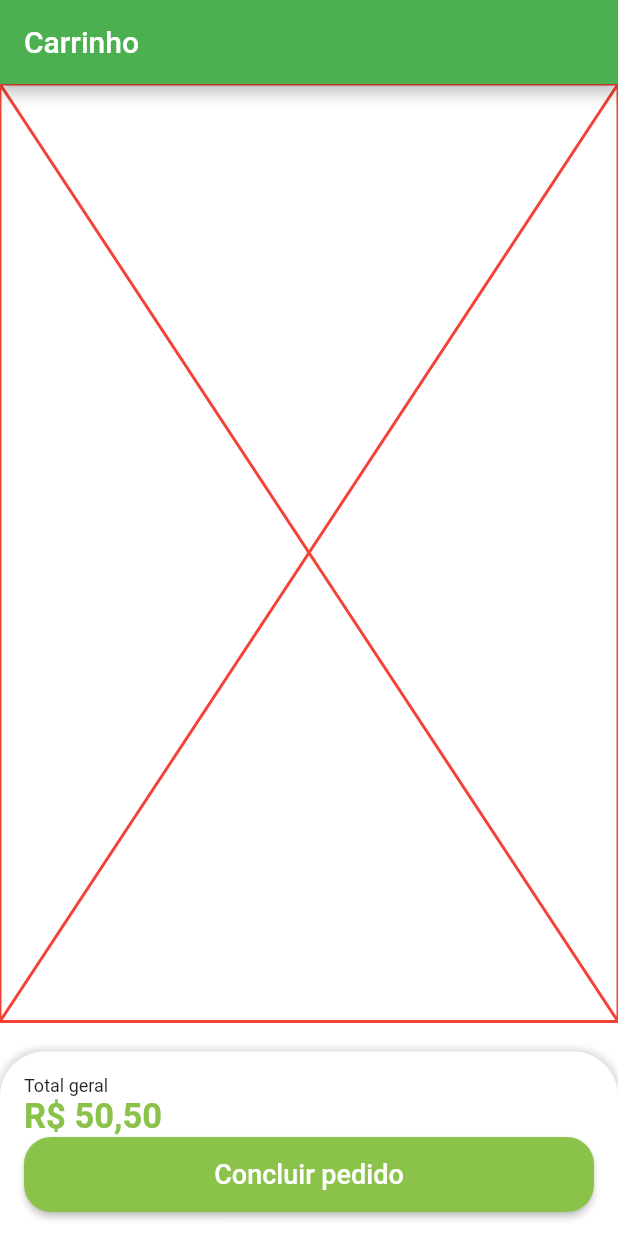
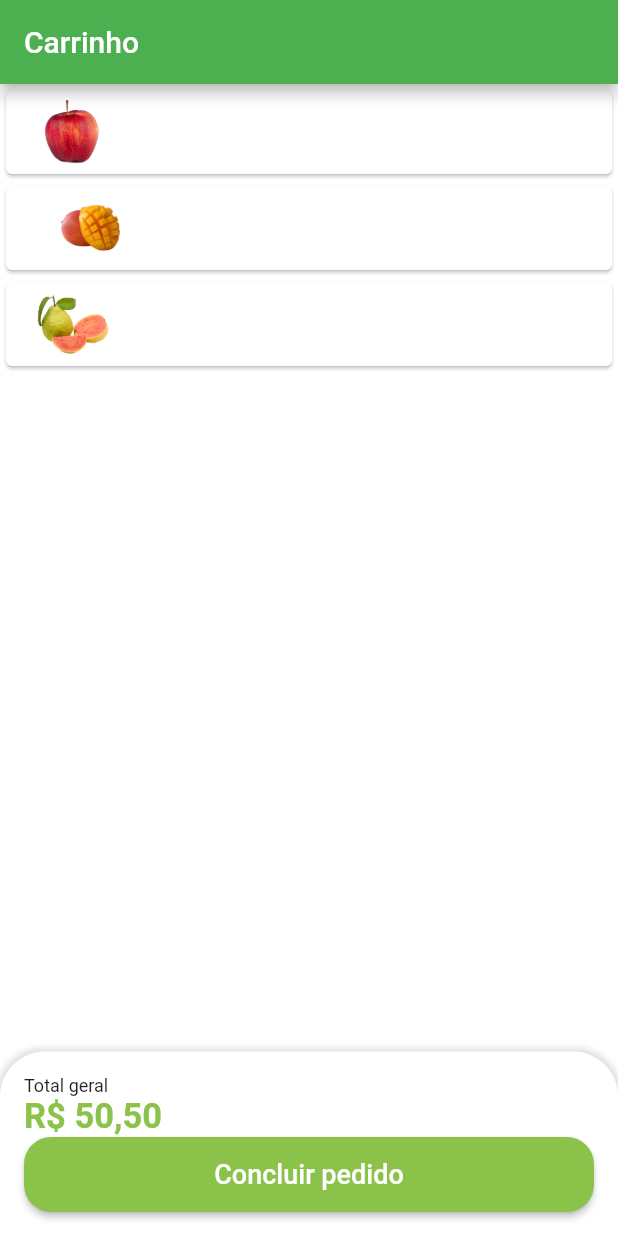
Before and after one commit to thomasbalmant/appQuitanda, a Flutter app: the CartTab screen opened directly, on a phone screen of 412 x 824 dp. Run offline on Flutter 3.47's test engine with Material 2 defaults, Android fonts, the phone set to English and light mode, and no system bars; our stand-ins replace animated_text_kit, badges, mask_text_input_formatter.

Commit message:
cart itens component

```diff
--- a/lib/src/pages/cart/cart_tab.dart
+++ b/lib/src/pages/cart/cart_tab.dart
@@ -1,6 +1,8 @@
 import 'package:flutter/material.dart';
 import 'package:quitanda_getx/src/config/custom_colors.dart';
+import 'package:quitanda_getx/src/pages/cart/components/cart_tile.dart';
 import 'package:quitanda_getx/src/services/utils_services.dart';
+import 'package:quitanda_getx/src/config/app_data.dart' as appData;
 
 class CartTab extends StatelessWidget {
   CartTab({super.key});
@@ -15,12 +17,14 @@ class CartTab extends StatelessWidget {
       ),
       body: Column(
         children: [
-          const Expanded(
-            child: Placeholder(
-              color: Colors.red,
+          Expanded(
+            child: ListView.builder(
+              itemCount: appData.cartItems.length,
+              itemBuilder: (_, index) {
+                return CartTile(cartItem: appData.cartItems[index],);
+              },
             ),
           ),
-          const SizedBox(height: 20),
           Container(
             padding: const EdgeInsets.all(16),
             decoration: BoxDecoration(
@@ -57,7 +61,7 @@ class CartTab extends StatelessWidget {
                   height: 50,
                   child: ElevatedButton(
                     style: ElevatedButton.styleFrom(
-                        primary: CustomColors.customSwatchColor,
+                        backgroundColor: CustomColors.customSwatchColor,
                         shape: RoundedRectangleBorder(
                           borderRadius: BorderRadius.circular(18),
                         )),
--- /dev/null
+++ b/lib/src/pages/cart/components/cart_tile.dart
@@ -0,0 +1,27 @@
+import 'package:flutter/material.dart';
+import 'package:quitanda_getx/src/models/cart_item_model.dart';
+
+class CartTile extends StatelessWidget {
+  final CartItemModel cartItem;
+
+  const CartTile({
+    Key? key,
+    required this.cartItem,
+  }) : super(key: key);
+
+  @override
+  Widget build(BuildContext context) {
+    return Card(
+      child: ListTile(
+        //Image
+        leading: Image.asset(cartItem.item.imgUrl),
+
+        //Titulo
+
+        //Total
+
+        //Quantidade
+      ),
+    );
+  }
+}
```
